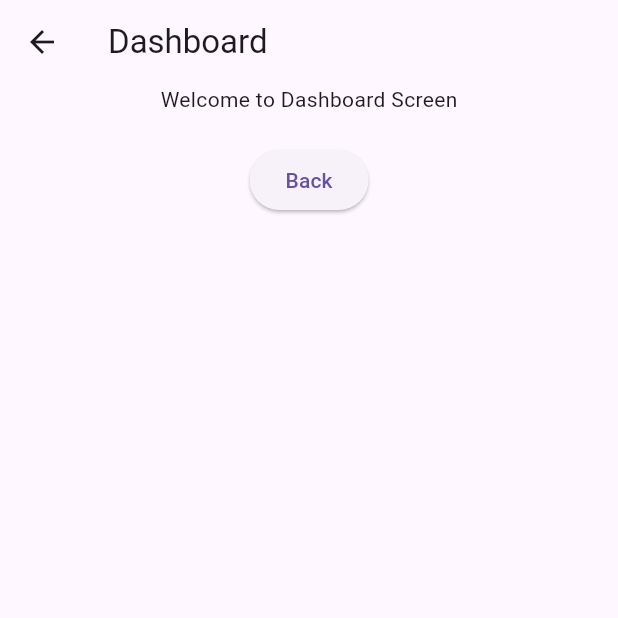
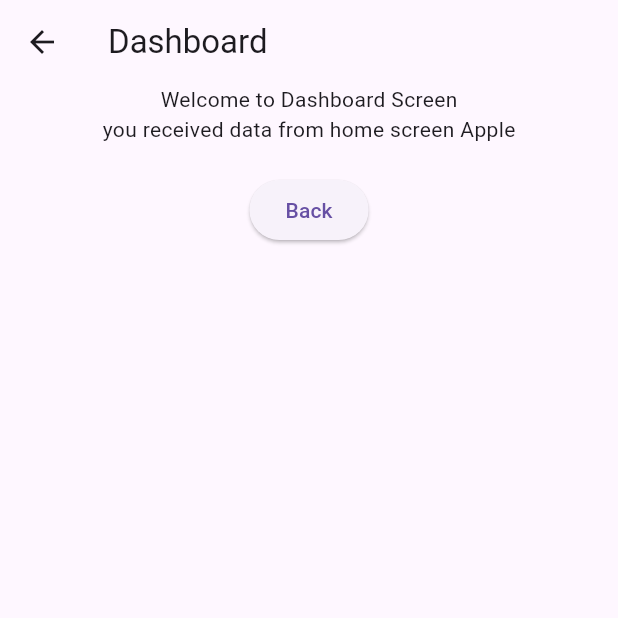
Before and after one commit to krishansharma11/40DaysOfFlutter, a Flutter app: the screen it shows after launch, after a tap on "Dashboard", on a phone screen of 412 x 824 dp, the top half of it. Run offline on Flutter 3.47's test engine with Material 3 defaults, Android fonts, the light colour scheme and no system bars.

Commit message:
Passing data with navigation

```diff
--- a/lib/main.dart
+++ b/lib/main.dart
@@ -31,8 +31,10 @@ class MyHomePage extends StatelessWidget {
           SizedBox(height: 20),
           ElevatedButton(
               onPressed: () {
-                Navigator.push(context,
-                    MaterialPageRoute(builder: (context) => DashboardScreen()));
+                Navigator.push(
+                    context,
+                    MaterialPageRoute(
+                        builder: (context) => DashboardScreen(data: "Apple")));
               },
               child: const Text("Dashboard"))
         ])));
--- a/lib/screens/DashboardScreen.dart
+++ b/lib/screens/DashboardScreen.dart
@@ -1,6 +1,8 @@
 import 'package:flutter/material.dart';
 
 class DashboardScreen extends StatelessWidget {
+  final String data;
+  DashboardScreen({required this.data});
   @override
   Widget build(BuildContext context) {
     // TODO: implement build
@@ -12,6 +14,7 @@ class DashboardScreen extends StatelessWidget {
           child: Column(
         children: [
           Text("Welcome to Dashboard Screen"),
+          Text("you received data from home screen $data"),
           SizedBox(
             height: 20,
           ),
```
